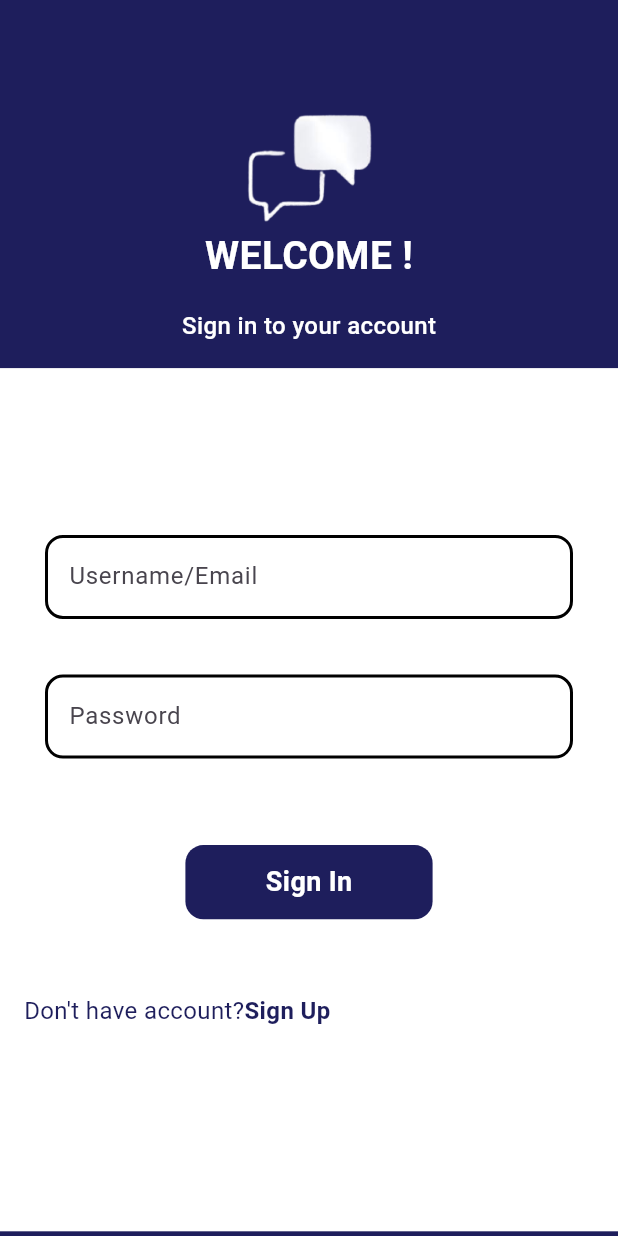
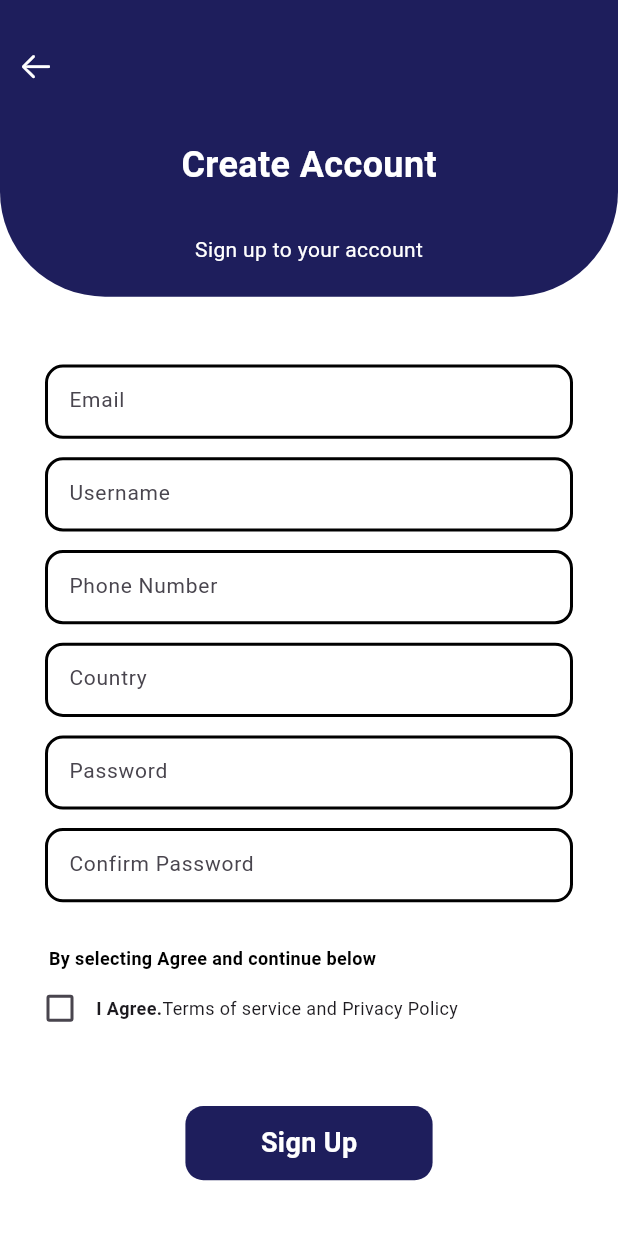
Before and after one commit to NishPaaP/caller, a Flutter app: the screen it shows after launch, after a tap on "Sign Up", on a phone screen of 412 x 824 dp. Run offline on Flutter 3.47's test engine with Material 2 defaults, Android fonts, the phone set to English and light mode, and no system bars.

Commit message:
Sign Up screen done

```diff
--- a/lib/features/authentication/login/ui/loginscreen.dart
+++ b/lib/features/authentication/login/ui/loginscreen.dart
@@ -1,4 +1,5 @@
 import 'package:caller_app/data/const/constantvariables.dart';
+import 'package:caller_app/features/authentication/signup/ui/signup_screen.dart';
 import 'package:flutter/material.dart';
 import 'package:flutter/services.dart';
 
@@ -130,7 +131,9 @@ class _LoginScreenState extends State<LoginScreen> {
                             )
                         ),
                         GestureDetector(
-                          onTap: (){},
+                          onTap: (){
+                            Navigator.push(context, MaterialPageRoute(builder: (_)=>SignUpScreen()));
+                          },
                           child: Text(
                             "Sign Up",
                             style: TextStyle(
@@ -147,7 +150,6 @@ class _LoginScreenState extends State<LoginScreen> {
               )
             ],
           ),
-
         ),
       ),
     );
--- /dev/null
+++ b/lib/features/authentication/signup/ui/signup_screen.dart
@@ -0,0 +1,298 @@
+import 'package:caller_app/data/const/constantvariables.dart';
+import 'package:flutter/cupertino.dart';
+import 'package:flutter/material.dart';
+import 'package:flutter/services.dart';
+
+class SignUpScreen extends StatefulWidget {
+  const SignUpScreen({super.key});
+
+  @override
+  State<SignUpScreen> createState() => _SignUpScreenState();
+}
+
+class _SignUpScreenState extends State<SignUpScreen> {
+  final GlobalKey<FormState> _loginFormKey = GlobalKey<FormState>();
+  TextEditingController _emailController = TextEditingController();
+  TextEditingController _usernameController = TextEditingController();
+  TextEditingController _phoneController = TextEditingController();
+  TextEditingController _countryController = TextEditingController();
+  TextEditingController _passwordController = TextEditingController();
+  TextEditingController _confirmPasswordController = TextEditingController();
+  bool _isChecked = false;
+  @override
+  Widget build(BuildContext context) {
+    final Size size = MediaQuery.of(context).size;
+    return Scaffold(
+      body: SingleChildScrollView(
+        child: Container(
+          height: size.height*1,
+          width: double.infinity,
+          color: Colors.white,
+          child: Column(
+            children: [
+              Container(
+                width: double.infinity,
+                height: size.height*0.24,
+                decoration: BoxDecoration(
+                  color: KConstColors.primaryColor,
+                  borderRadius: BorderRadius.only(
+                      bottomLeft: Radius.circular(70),
+                    bottomRight: Radius.circular(70)
+                  )
+                ),
+                child: Column(
+                  children: [
+                    SizedBox(height: size.height*0.025),
+                    Row(
+                      children: [
+                        IconButton(
+                            onPressed: (){
+                              Navigator.pop(context);
+                            },
+                            icon: Icon(
+                                CupertinoIcons.arrow_left,
+                              color: Colors.white,
+                            ),
+                        ),
+                      ],
+                    ),
+                    SizedBox(height: size.height*0.03),
+
+                    Text(
+                      "Create Account",
+                      style: TextStyle(
+                        fontSize: 24,
+                        fontWeight: FontWeight.w700,
+                        color: Colors.white,
+                      ),
+                    ),
+                    SizedBox(height: size.height*0.035),
+                    Text(
+                      "Sign up to your account",
+                      style: TextStyle(
+                        color: Colors.white,
+                        fontWeight: FontWeight.normal,
+                        fontSize: 14,
+                      ),
+                    ),
+                  ],
+                ),
+              ),
+
+              SizedBox(height: size.height*0.02),
+              Container(
+                height: size.height*0.74,
+                width: double.infinity,
+
+                padding: EdgeInsets.only(left: 16,right: 16),
+                child: Column(
+                  children: [
+                    SizedBox(height: size.height*0.035),
+                    Padding(
+                      padding: EdgeInsets.only(left: 14,right: 14),
+                      child: Form(
+                        key: _loginFormKey,
+
+                        child: Column(
+                          children: [
+                            Container(
+                              height: size.height*0.06,
+                              //padding: EdgeInsets.only(top: 4,bottom: 4),
+                              child: TextFormField(
+                                style: TextStyle(fontSize: 14),
+                                controller: _emailController,
+                                keyboardType: TextInputType.emailAddress,
+                                decoration: InputDecoration(
+                                  border: outlineInputBorder(),
+                                  hintText: "Email",
+                                  errorBorder: outlineInputBorder(),
+                                  focusedBorder: outlineInputBorder(),
+                                  disabledBorder: outlineInputBorder(),
+                                  enabledBorder: outlineInputBorder(),
+                                  focusedErrorBorder: outlineInputBorder(),
+                                ),
+                              ),
+                            ),
+                            SizedBox(height: size.height*0.015),
+                            Container(
+                              height: size.height*0.06,
+                              //padding: EdgeInsets.only(top: 4,bottom: 4),
+                              child: TextFormField(
+                                style: TextStyle(fontSize: 14),
+                                controller: _emailController,
+                                keyboardType: TextInputType.emailAddress,
+                                decoration: InputDecoration(
+                                  border: outlineInputBorder(),
+                                  hintText: "Username",
+                                  errorBorder: outlineInputBorder(),
+                                  focusedBorder: outlineInputBorder(),
+                                  disabledBorder: outlineInputBorder(),
+                                  enabledBorder: outlineInputBorder(),
+                                  focusedErrorBorder: outlineInputBorder(),
+                                ),
+                              ),
+                            ),
+                            SizedBox(height: size.height*0.015),
+                            Container(
+                              height: size.height*0.06,
+                              //padding: EdgeInsets.only(top: 4,bottom: 4),
+                              child: TextFormField(
+                                style: TextStyle(fontSize: 14),
+                                controller: _phoneController,
+                                keyboardType: TextInputType.phone,
+                                decoration: InputDecoration(
+                                  border: outlineInputBorder(),
+                                  hintText: "Phone Number",
+                                  errorBorder: outlineInputBorder(),
+                                  focusedBorder: outlineInputBorder(),
+                                  disabledBorder: outlineInputBorder(),
+                                  enabledBorder: outlineInputBorder(),
+                                  focusedErrorBorder: outlineInputBorder(),
+                                ),
+                              ),
+                            ),
+                            SizedBox(height: size.height*0.015),
+                            Container(
+                              height: size.height*0.06,
+                              //padding: EdgeInsets.only(top: 4,bottom: 4),
+                              child: TextFormField(
+                                style: TextStyle(fontSize: 14),
+                                controller: _countryController,
+                                keyboardType: TextInputType.text,
+                                decoration: InputDecoration(
+                                  border: outlineInputBorder(),
+                                  hintText: "Country",
+                                  errorBorder: outlineInputBorder(),
+                                  focusedBorder: outlineInputBorder(),
+                                  disabledBorder: outlineInputBorder(),
+                                  enabledBorder: outlineInputBorder(),
+                                  focusedErrorBorder: outlineInputBorder(),
+                                ),
+                              ),
+                            ),
+                            SizedBox(height: size.height*0.015),
+                            Container(
+                              height: size.height*0.06,
+                              //padding: EdgeInsets.only(top: 4,bottom: 4),
+                              child: TextFormField(
+                                style: TextStyle(fontSize: 14),
+                                controller: _passwordController,
+                                keyboardType: TextInputType.visiblePassword,
+                                decoration: InputDecoration(
+                                  border: outlineInputBorder(),
+                                  hintText: "Password",
+                                  errorBorder: outlineInputBorder(),
+                                  focusedBorder: outlineInputBorder(),
+                                  disabledBorder: outlineInputBorder(),
+                                  enabledBorder: outlineInputBorder(),
+                                  focusedErrorBorder: outlineInputBorder(),
+                                ),
+                              ),
+                            ),
+                            SizedBox(height: size.height*0.015),
+                            Container(
+                              height: size.height*0.06,
+                              //padding: EdgeInsets.only(top: 4,bottom: 4),
+                              child: TextFormField(
+                                style: TextStyle(fontSize: 14),
+                                controller: _confirmPasswordController,
+                                keyboardType: TextInputType.visiblePassword,
+                                decoration: InputDecoration(
+                                  border: outlineInputBorder(),
+                                  hintText: "Confirm Password",
+                                  errorBorder: outlineInputBorder(),
+                                  focusedBorder: outlineInputBorder(),
+                                  disabledBorder: outlineInputBorder(),
+                                  enabledBorder: outlineInputBorder(),
+                                  focusedErrorBorder: outlineInputBorder(),
+                                ),
+                              ),
+                            ),
+                          ],
+                        ),
+                      ),
+                    ),
+                    SizedBox(height: size.height*0.035),
+                    Row(
+                      children: [
+                        SizedBox(width: size.width*0.04),
+                        Text(
+                            "By selecting Agree and continue below",
+                            style: TextStyle(
+                              fontSize: 12,
+                              fontWeight: FontWeight.bold,
+                              color: Colors.black
+                            ),
+                        ),
+                      ],
+                    ) ,
+                    SizedBox(height: size.height*0.001),
+                    Row(
+                      children: [
+                        Checkbox(
+                            value: _isChecked,
+                          onChanged: (bool ?newValue) {
+                            setState(() {
+                              _isChecked = newValue!;
+                            });
+                          },
+                        ),
+                        const Row(
+                          children: [
+                            Text(
+                                "I Agree.",
+                            style: TextStyle(
+                              fontWeight: FontWeight.bold,
+                              fontSize: 12
+                            ),
+                            ),
+                            Text(
+                                "Terms of service and Privacy Policy",
+                              style: TextStyle(
+                                  fontWeight: FontWeight.normal,
+                                  fontSize: 12
+                              ),
+                            )
+                          ],
+                        ),
+                      ],
+                    ),
+                    SizedBox(height: size.height*0.05),
+                    Container(
+                      height: size.height*0.06,
+                      width: size.width*0.4,
+                      decoration: BoxDecoration(
+                          borderRadius: BorderRadius.circular(12),
+                          color: KConstColors.primaryColor
+                      ),
+                      child: Center(
+                        child: Text(
+                          "Sign Up",
+                          style: TextStyle(
+                              fontWeight: FontWeight.bold,
+                              fontSize: 18,
+                              color: KConstColors.buttonTextColor
+                          ),
+                        ),
+                      ),
+                    ),
+                  ],
+                ),
+              )
+            ],
+          ),
+        ),
+      ),
+    );
+  }
+
+  OutlineInputBorder outlineInputBorder() {
+    return OutlineInputBorder(
+        borderRadius: BorderRadius.circular(12),
+        borderSide: BorderSide(
+            color: Colors.black,
+            width: 2
+        )
+    );
+  }
+}
```
